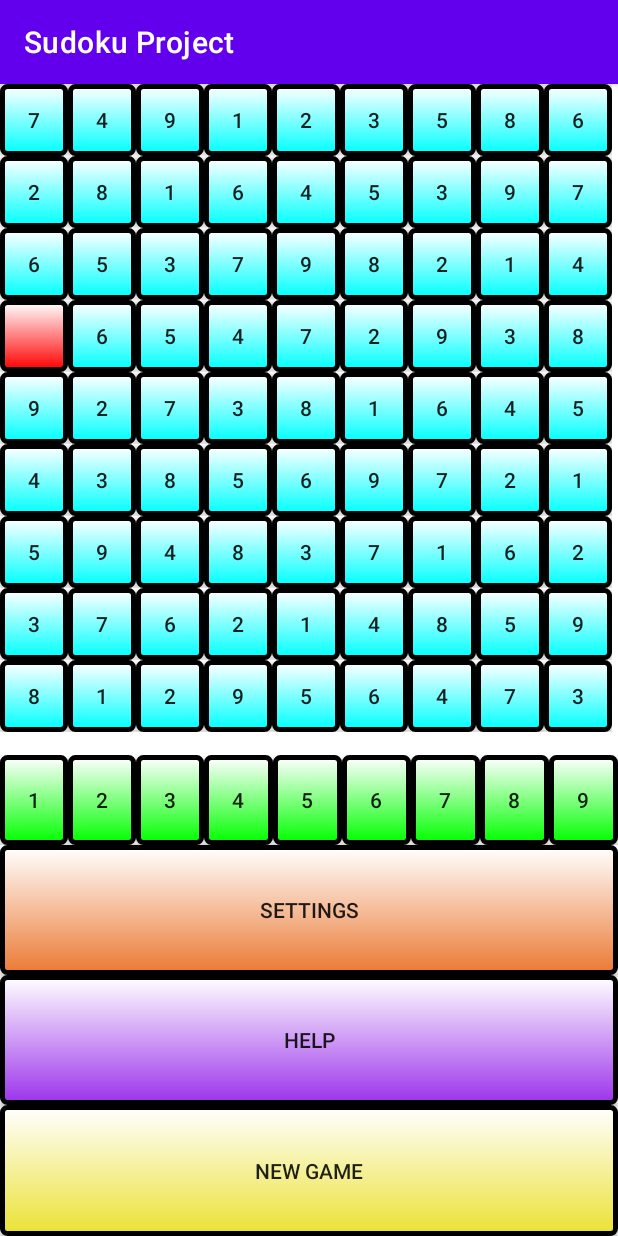
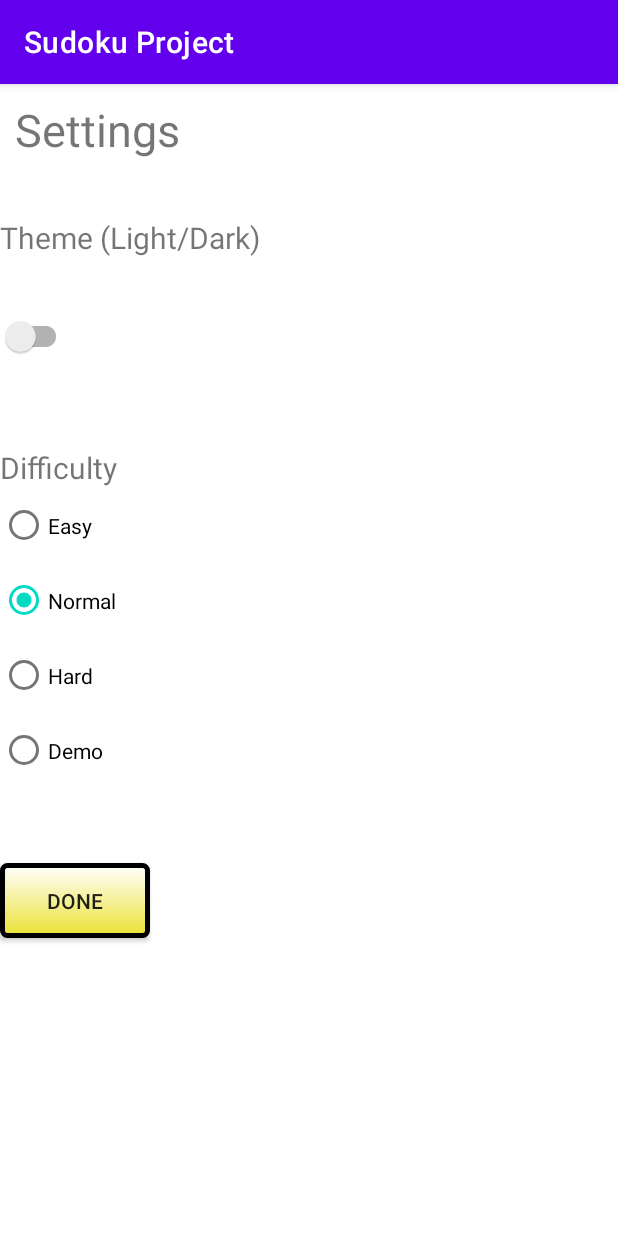
Before and after one commit to cgthomas2002/sudokuproject, an Android app: the screen it shows after launch (MainActivity before the commit, SettingsActivity after it), after a tap on "SETTINGS", on a phone screen of 412 x 824 dp. Run offline under Robolectric (Android 15) with nearby library versions, the phone set to English and light mode, and no system bars.

Commit message:
Add files via upload

```diff
--- a/SudokuProject/app/src/main/java/com/example/sudokuproject/GenerateSudoku.java
+++ b/SudokuProject/app/src/main/java/com/example/sudokuproject/GenerateSudoku.java
@@ -12,6 +12,8 @@ public class GenerateSudoku {
         this.numCells = N;
         this.numUnknowns = K;
 
+        System.out.println(numUnknowns);
+
         sqrtNumCells = (int) Math.sqrt(N);
 
         board = new int[N][N];
@@ -20,7 +22,7 @@ public class GenerateSudoku {
 
         fillRemaining(0, sqrtNumCells);
 
-        removeKDigits();
+        createUnknowns();
     }
 
     void fillDiagonal() {
@@ -126,15 +128,17 @@ public class GenerateSudoku {
         return false;
     }
 
-    void removeKDigits() {
+    void createUnknowns() {
         int count = numUnknowns;
         while (count != 0) {
             int cellId = randomGenerator(numCells * numCells) - 1;
 
             int i = cellId / numCells;
             int j = cellId % numCells;
-            if (j != 0)
+
+            if (j != 0) {
                 --j;
+            }
 
             if (board[i][j] != 0) {
                 --count;
--- a/SudokuProject/app/src/main/java/com/example/sudokuproject/MainActivity.java
+++ b/SudokuProject/app/src/main/java/com/example/sudokuproject/MainActivity.java
@@ -1,26 +1,29 @@
 package com.example.sudokuproject;
 
+import androidx.activity.result.ActivityResultLauncher;
+import androidx.activity.result.contract.ActivityResultContracts;
 import androidx.annotation.NonNull;
 import androidx.appcompat.app.AppCompatActivity;
-
-import android.annotation.SuppressLint;
-import android.content.Context;
+import android.app.Activity;
+import android.content.Intent;
 import android.os.Bundle;
-import android.view.LayoutInflater;
 import android.view.View;
 import android.widget.Button;
 import android.widget.LinearLayout;
-import android.widget.PopupMenu;
 import android.widget.TableLayout;
 import android.widget.TableRow;
 import android.widget.Toast;
-
 import java.util.Arrays;
+import java.util.HashMap;
+import java.util.Map;
 
 public class MainActivity extends AppCompatActivity {
 
     int numCells = 9; //number of rows/columns
-    int numUnknowns = 1; //number of unknown numbers
+    int numUnknowns = 20; //number of unknown numbers
+
+    String currentDifficulty = "normal";
+    Boolean isDark = false;
 
     int selectedNum;
 
@@ -71,13 +74,13 @@ public class MainActivity extends AppCompatActivity {
         if (isGameOver(sudokuBoard)) {
             Toast.makeText(this, "Game over!", Toast.LENGTH_LONG).show();
 
-            try {
+            /*try {
                 Thread.sleep(3000);
             } catch(InterruptedException e) {
                 System.out.println("got interrupted!");
-            }
+            }*/
 
-            resetBoard();
+           // resetBoard();
         }
     }
 
@@ -104,19 +107,67 @@ public class MainActivity extends AppCompatActivity {
         }
     }
 
+    void setBoardTheme() {
+        if (isDark) {
+
+        }
+        else {
+
+        }
+    }
+
     void createBoard() {
         GenerateSudoku gen = new GenerateSudoku(numCells, numUnknowns);
         sudokuBoard = gen.getSudoku();
     }
 
     void resetBoard() {
+        if (currentDifficulty == "easy") {
+            numUnknowns = 10;
+        }
+        else if (currentDifficulty == "normal") {
+            numUnknowns = 20;
+        }
+        else if (currentDifficulty == "hard") {
+            numUnknowns = 30;
+        }
+        else if (currentDifficulty == "demo") {
+            numUnknowns = 2;
+        }
         createBoard();
         setGameState();
     }
 
     void showHelp() {
+        Intent intent = new Intent(this, HelpActivity.class);
+        startActivity(intent);
+    }
 
+    void showSettings() {
+        Intent intent = new Intent(this, SettingsActivity.class);
+        intent.putExtra("difficulty", currentDifficulty);
+        intent.putExtra("isDark", isDark);
+        settingsResultLauncher.launch(intent);
     }
+
+    ActivityResultLauncher<Intent> settingsResultLauncher = registerForActivityResult(
+    new ActivityResultContracts.StartActivityForResult(),
+    result -> {
+        if (result.getResultCode() == Activity.RESULT_OK) {
+            Intent data = result.getData();
+            if (data != null) {
+                String newDifficulty = data.getStringExtra("difficulty");
+                isDark = data.getBooleanExtra("isDark", false);
+
+                if (!newDifficulty.equals(currentDifficulty)) {
+                    currentDifficulty = newDifficulty;
+                    resetBoard();
+                }
+
+                setBoardTheme();
+            }
+        }
+    });
 
     boolean isInRange(int[][] board) {
         for(int i = 0; i < numCells; ++i) {
@@ -219,6 +270,10 @@ public class MainActivity extends AppCompatActivity {
 
         int[] values = flattenMatrix(sudokuBoard);
         savedInstanceState.putIntArray("savedBoard", values);
+
+       // savedInstanceState.putString("difficulty", currentDifficulty);
+
+       // savedInstanceState.putBoolean("isDark", isDark);
     }
 
 
@@ -234,16 +289,22 @@ public class MainActivity extends AppCompatActivity {
         if (savedInstanceState != null) {
             int[] savedBoard = savedInstanceState.getIntArray("savedBoard");
             sudokuBoard = unflattenArray(savedBoard);
+
+           // currentDifficulty = savedInstanceState.getString("difficulty");
+           // isDark = savedInstanceState.getBoolean("isDark");
         }
         else {
             createBoard();
+
+           // currentDifficulty = "normal";
+           // isDark = false;
         }
 
         setGameState();
 
         Button settingsButton = findViewById(R.id.settingsButton);
         settingsButton.setOnClickListener(view -> {
-
+            showSettings();
         });
 
         Button helpButton = findViewById(R.id.helpButton);
--- /dev/null
+++ b/SudokuProject/app/src/main/java/com/example/sudokuproject/SettingsActivity.java
@@ -0,0 +1,88 @@
+package com.example.sudokuproject;
+
+import android.content.Intent;
+import android.os.Bundle;
+import android.view.View;
+import android.widget.Button;
+import android.widget.CompoundButton;
+import android.widget.RadioButton;
+import android.widget.RadioGroup;
+import android.widget.Switch;
+
+import androidx.appcompat.app.AppCompatActivity;
+import androidx.appcompat.widget.SwitchCompat;
+
+public class SettingsActivity extends AppCompatActivity {
+    String difficultySelected;
+    boolean isDark;
+
+    SwitchCompat themeSwitch;
+    RadioGroup radioGroup;
+    Button doneButton;
+
+    void onSwitchClick(CompoundButton button, boolean isChecked) {
+        isDark = isChecked;
+    }
+
+    void onRadioButtonClick(View button) {
+        if (button.getId() == R.id.difficulty_easy) {
+            difficultySelected = "easy";
+        }
+        else if (button.getId() == R.id.difficulty_normal) {
+            difficultySelected = "normal";
+        }
+        else if (button.getId() == R.id.difficulty_hard) {
+            difficultySelected = "hard";
+        }
+        else if (button.getId() == R.id.difficulty_demo) {
+            difficultySelected = "demo";
+        }
+    }
+
+    void onDoneButtonClick(View button) {
+        Intent intent = new Intent();
+        intent.putExtra("difficulty", difficultySelected);
+        intent.putExtra("isDark", isDark);
+        setResult(RESULT_OK, intent);
+        finish();
+    }
+
+    @Override
+    protected void onCreate(Bundle savedInstanceState) {
+        super.onCreate(savedInstanceState);
+        setContentView(R.layout.activity_settings);
+
+        Intent intent = getIntent();
+        difficultySelected = intent.getStringExtra("difficulty");
+        isDark = intent.getBooleanExtra("isDark", false);
+
+        radioGroup = findViewById(R.id.difficultyGroup);
+        themeSwitch = (SwitchCompat) findViewById(R.id.themeSwitch);
+        doneButton = (Button) findViewById(R.id.finishSettings);
+
+        themeSwitch.setChecked(isDark);
+        if (difficultySelected.equals("easy")) {
+            RadioButton b = findViewById(R.id.difficulty_easy);
+            b.setChecked(true);
+        }
+        else if (difficultySelected.equals("normal")) {
+            RadioButton b = findViewById(R.id.difficulty_normal);
+            b.setChecked(true);
+        }
+        else if (difficultySelected.equals("hard")) {
+            RadioButton b = findViewById(R.id.difficulty_hard);
+            b.setChecked(true);
+        }
+        else if (difficultySelected.equals("demo")) {
+            RadioButton b = findViewById(R.id.difficulty_demo);
+            b.setChecked(true);
+        }
+
+        themeSwitch.setOnCheckedChangeListener(this::onSwitchClick);
+        for (int i = 0; i < radioGroup.getChildCount(); ++i) {
+            RadioButton button = (RadioButton) radioGroup.getChildAt(i);
+            button.setOnClickListener(this::onRadioButtonClick);
+        }
+        doneButton.setOnClickListener(this::onDoneButtonClick);
+    }
+}
--- /dev/null
+++ b/SudokuProject/app/src/main/res/drawable-v24/buttonbackground.xml
@@ -0,0 +1,9 @@
+<?xml version="1.0" encoding="utf-8"?>
+<shape xmlns:android="http://schemas.android.com/apk/res/android"
+    android:shape="rectangle">
+    <gradient android:startColor="#FFFFFF"
+        android:endColor="#ebe234"
+        android:angle="270" />
+    <corners android:radius="3dp" />
+    <stroke android:width="5px" android:color="#000000" />
+</shape>
--- a/SudokuProject/app/src/main/res/layout/activity_main.xml
+++ b/SudokuProject/app/src/main/res/layout/activity_main.xml
@@ -534,7 +534,7 @@
         android:layout_width="match_parent"
         android:layout_height="0dp"
         android:layout_weight="1"
-        android:background="@drawable/settingsbackground"
+        android:background="@drawable/buttonbackground"
         android:text="Settings"
         android:id="@+id/settingsButton"/>
 
@@ -542,7 +542,7 @@
         android:layout_width="match_parent"
         android:layout_height="0dp"
         android:layout_weight="1"
-        android:background="@drawable/helpbackground"
+        android:background="@drawable/buttonbackground"
         android:text="Help"
         android:id="@+id/helpButton"/>
 
@@ -550,7 +550,7 @@
         android:layout_width="match_parent"
         android:layout_height="0dp"
         android:layout_weight="1"
-        android:background="@drawable/newgamebackground"
+        android:background="@drawable/buttonbackground"
         android:text="New Game"
         android:id="@+id/newGameButton"/>
 
--- /dev/null
+++ b/SudokuProject/app/src/main/res/layout/activity_settings.xml
@@ -0,0 +1,74 @@
+<?xml version="1.0" encoding="utf-8"?>
+<LinearLayout xmlns:android="http://schemas.android.com/apk/res/android"
+    android:layout_width="match_parent"
+    android:layout_height="match_parent"
+    xmlns:app="http://schemas.android.com/apk/res-auto"
+    android:orientation="vertical">
+
+    <TextView
+        android:textSize="30sp"
+        android:layout_margin="10dp"
+        android:layout_width="wrap_content"
+        android:layout_height="wrap_content"
+        android:gravity="center"
+        android:text="Settings"/>
+
+    <TextView
+        android:layout_width="wrap_content"
+        android:layout_height="wrap_content"
+        android:layout_marginTop="28dp"
+        android:gravity="left"
+        android:text="Theme (Light/Dark)"
+        android:textSize="20sp"/>
+
+    <androidx.appcompat.widget.SwitchCompat
+        android:id="@+id/themeSwitch"
+        android:layout_width="wrap_content"
+        android:layout_height="wrap_content"
+        android:layout_marginTop="28dp"
+        android:layout_marginRight="4dp"/>
+
+    <TextView
+        android:layout_width="wrap_content"
+        android:layout_height="wrap_content"
+        android:layout_marginTop="50dp"
+        android:gravity="left"
+        android:text="Difficulty"
+        android:textSize="20sp"/>
+
+    <RadioGroup
+        android:layout_width="fill_parent"
+        android:layout_height="wrap_content"
+        android:orientation="vertical"
+        android:id="@+id/difficultyGroup">
+
+        <RadioButton android:id="@+id/difficulty_easy"
+            android:layout_width="match_parent"
+            android:layout_height="50dp"
+            android:text="Easy"/>
+
+        <RadioButton android:id="@+id/difficulty_normal"
+            android:layout_width="match_parent"
+            android:layout_height="50dp"
+            android:text="Normal"/>
+
+        <RadioButton android:id="@+id/difficulty_hard"
+            android:layout_width="match_parent"
+            android:layout_height="50dp"
+            android:text="Hard"/>
+
+        <RadioButton android:id="@+id/difficulty_demo"
+            android:layout_width="match_parent"
+            android:layout_height="50dp"
+            android:text="Demo"/>
+    </RadioGroup>
+
+    <android.widget.Button
+        android:layout_width="100dp"
+        android:layout_height="50dp"
+        android:layout_marginTop="50dp"
+        android:background="@drawable/buttonbackground"
+        android:text="Done"
+        android:id="@+id/finishSettings"/>
+
+</LinearLayout>
```
Also changed, not shown: SudokuProject/app/src/main/AndroidManifest.xml (+6 -2 lines), SudokuProject/app/src/main/java/com/example/sudokuproject/HelpActivity.java (added, +13 -0 lines), SudokuProject/app/src/main/res/layout/activity_help.xml (added, +44 -0 lines), SudokuProject/app/src/main/res/drawable/understand.jpg (added).
